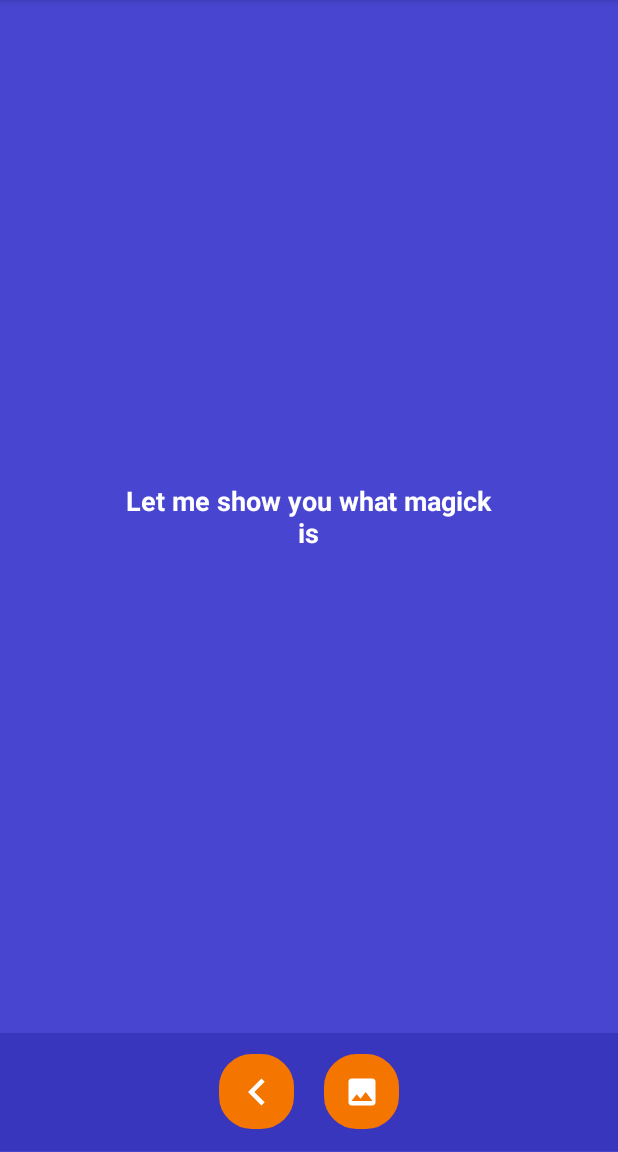
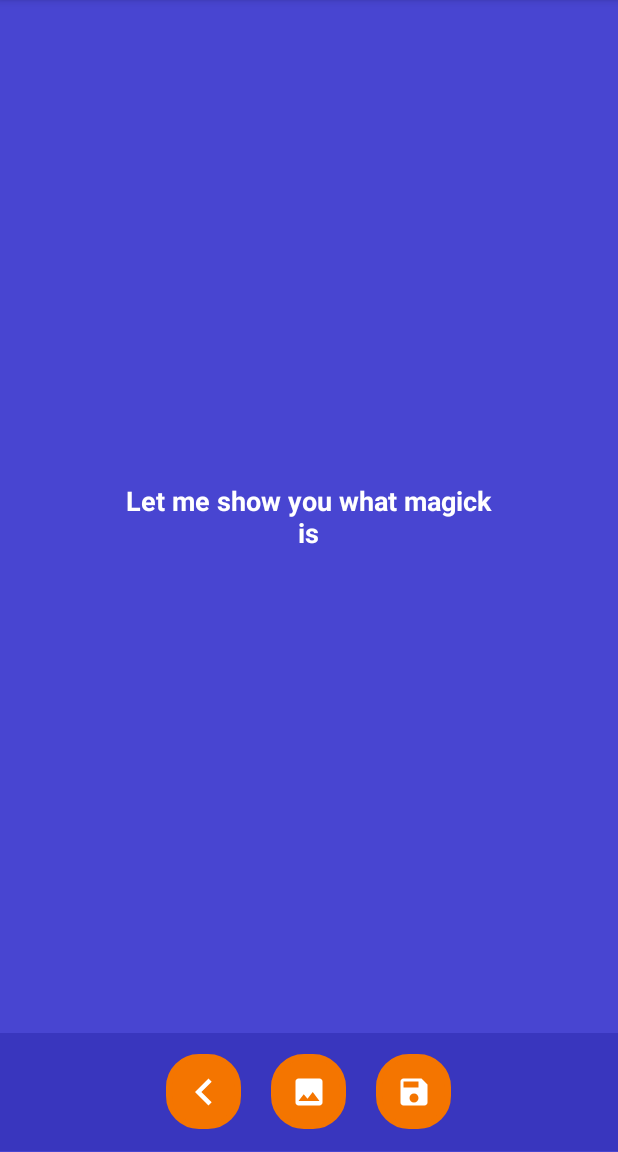
Before and after one commit to IGragon/AI_Background, an Android app: the screen it shows after launch (RenderActivity), after a tap on an icon or button, on a phone screen of 412 x 824 dp, the part 84-1236 px from its top. Run offline under Robolectric (Android 15) with nearby library versions, the phone set to English and light mode, and no system bars; libraries missing offline, so code that uses them is left out: org.tensorflow.lite; 10 statements that could not run were skipped.

Commit message:
add save button

```diff
--- a/app/src/main/java/com/example/aibackground/MainActivity.java
+++ b/app/src/main/java/com/example/aibackground/MainActivity.java
@@ -68,8 +68,8 @@ public class MainActivity extends AppCompatActivity {
         displayWidth = size.x;
         displayHeight = size.y;
 
-        imageShowImageView = findViewById(R.id.preview_image_imageView);
-        renderButton = findViewById(R.id.render_button);
+/*        imageShowImageView = findViewById(R.id.preview_image_imageView);
+        renderButton = findViewById(R.id.render_button);*/
         requestRuntimePermissions();
     }
 
--- /dev/null
+++ b/app/src/main/res/drawable/ic_save_black_24dp.xml
@@ -0,0 +1,5 @@
+<vector android:height="24dp" android:tint="#FFFFFF"
+    android:viewportHeight="24.0" android:viewportWidth="24.0"
+    android:width="24dp" xmlns:android="http://schemas.android.com/apk/res/android">
+    <path android:fillColor="#FF000000" android:pathData="M17,3L5,3c-1.11,0 -2,0.9 -2,2v14c0,1.1 0.89,2 2,2h14c1.1,0 2,-0.9 2,-2L21,7l-4,-4zM12,19c-1.66,0 -3,-1.34 -3,-3s1.34,-3 3,-3 3,1.34 3,3 -1.34,3 -3,3zM15,9L5,9L5,5h10v4z"/>
+</vector>
--- a/app/src/main/res/layout/activity_render.xml
+++ b/app/src/main/res/layout/activity_render.xml
@@ -90,6 +90,11 @@
                     style="@style/roundButtons"
                     android:id="@+id/choose_background_button"
                     android:src="@drawable/ic_image_black_24dp"/>
+                <ImageButton
+                    style="@style/roundButtons"
+                    android:id="@+id/buttonSave"
+                    android:src="@drawable/ic_save_black_24dp"
+                    android:layout_marginLeft="20dp"/>
             </LinearLayout>
         </RelativeLayout>
     </LinearLayout>
```
